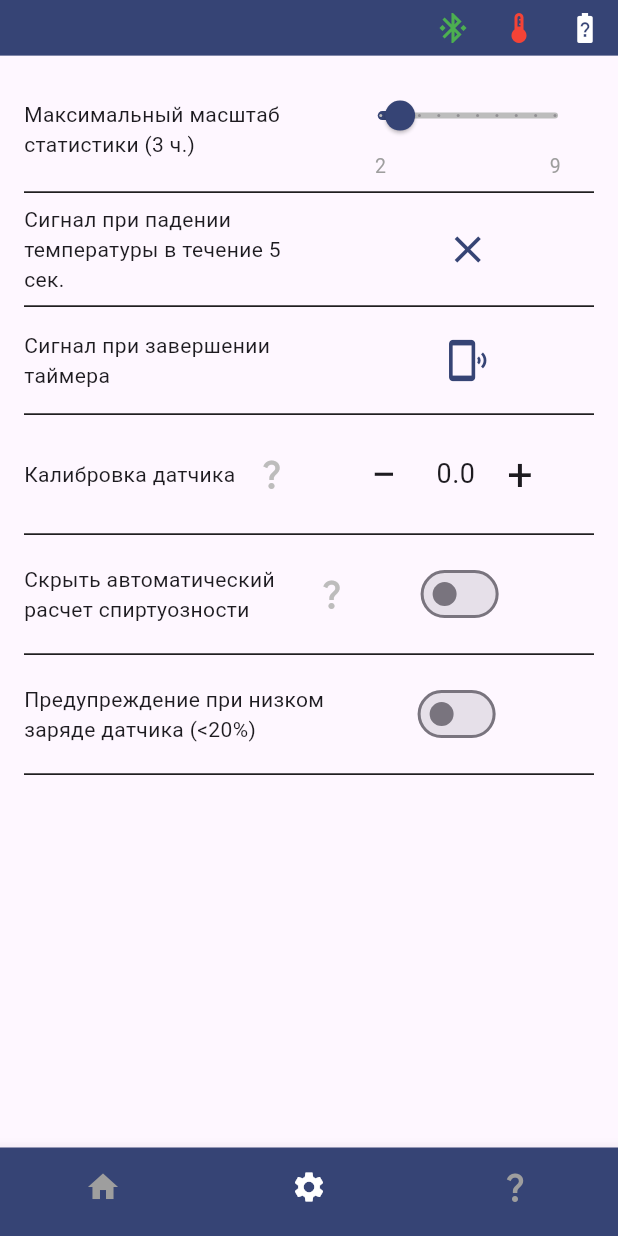
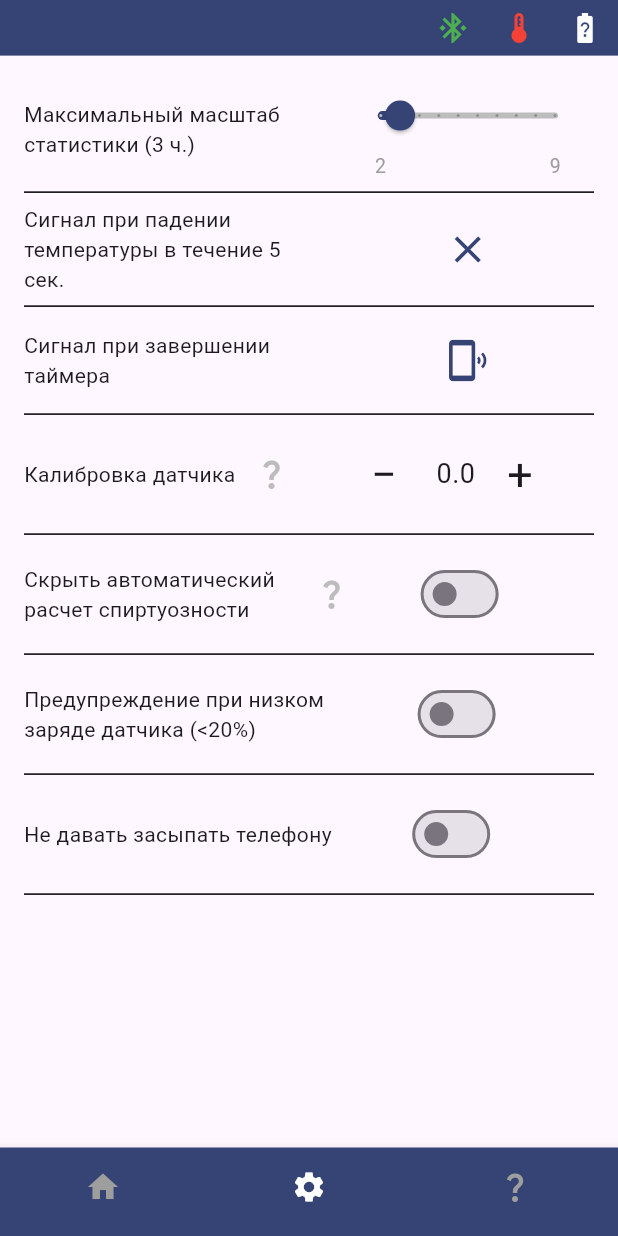
Before and after one commit to AI-devices/thermo, a Flutter app: the screen it shows after launch, item 2 of the bottom bar chosen, on a phone screen of 412 x 824 dp. Run offline on Flutter 3.47's test engine with Material 3 defaults, Android fonts, the phone set to English and light mode, and no system bars; our stand-ins replace audioplayers, circular_countdown_timer, fl_chart, flutter_blue_plus, flutter_svg, mask_text_input_formatter and 3 more.

Commit message:
add wakelock setting

```diff
--- a/lib/components/settings.dart
+++ b/lib/components/settings.dart
@@ -30,6 +30,7 @@ abstract class Settings {
   static late bool hidePercentSpiritWidget;
   static VoidCallback? hidePercentSpiritWidgetChanged;
   static late Map<String, dynamic> alarmLowBatteryCharge;
+  static late bool wakelock;
 
   static bool vibrationIsSupported = false;
 
--- a/lib/main.dart
+++ b/lib/main.dart
@@ -21,6 +21,7 @@ void main() async {
   Settings.calibrationSensor = await dataProvider.getCalibrationSensor();
   Settings.hidePercentSpiritWidget = await dataProvider.getHidePercentSpiritWidget();
   Settings.alarmLowBatteryCharge = await dataProvider.getAlarmLowBatteryCharge();
+  Settings.wakelock = await dataProvider.getWakelock();
 
   runApp(const MyApp());
 }
--- a/lib/widgets/additional_screens/settings_widget.dart
+++ b/lib/widgets/additional_screens/settings_widget.dart
@@ -6,6 +6,7 @@ import 'package:thermo/components/helper.dart';
 import 'package:thermo/components/notifier.dart';
 import 'package:thermo/components/settings.dart';
 import 'package:thermo/components/styles.dart';
+import 'package:wakelock_plus/wakelock_plus.dart';
 
 class SettingsWidget extends StatefulWidget {
   const SettingsWidget({Key? key}) : super(key: key);
@@ -113,6 +114,13 @@ class _SettingsWidgetState extends State<SettingsWidget> {
     setState(() {});
   }
 
+  void changeWakelock(bool value) {
+    Settings.wakelock = value;
+    _dataProvider.setWakelock();
+    value == true ? WakelockPlus.enable() : WakelockPlus.disable();
+    setState(() {});
+  }
+
   @override
   Widget build(BuildContext context) {
     return Scaffold(
@@ -131,6 +139,8 @@ class _SettingsWidgetState extends State<SettingsWidget> {
             _percentSpirit(),
             const Divider(color: Colors.black),
             _alarmLowBatteryCharge(),
+            const Divider(color: Colors.black),
+            _wakelock(),
             const Divider(color: Colors.black),
           ],
         ),
@@ -335,4 +345,31 @@ class _SettingsWidgetState extends State<SettingsWidget> {
       ),
     );
   }
+
+  Padding _wakelock() {
+    return Padding(
+      padding: const EdgeInsets.symmetric(vertical: 8.0),
+      child: Row(
+        children: [
+          const Flexible(
+            flex: 7,
+            child: Text('Не давать засыпать телефону')
+          ),
+          const SizedBox(width: 10),
+          Flexible(
+            flex: 5,
+            child: Center(
+              child: Padding(
+                padding: const EdgeInsets.only(right: 15),
+                child: Switch(
+                  value: Settings.wakelock,
+                  onChanged: (value) => changeWakelock(value),
+                ),
+              ),
+            )
+          )
+        ],
+      ),
+    );
+  }
 }
--- a/pubspec.yaml
+++ b/pubspec.yaml
@@ -15,7 +15,7 @@ publish_to: 'none' # Remove this line if you wish to publish to pub.dev
 # In iOS, build-name is used as CFBundleShortVersionString while build-number used as CFBundleVersion.
 # Read more about iOS versioning at
 # https://developer.apple.com/library/archive/documentation/General/Reference/InfoPlistKeyReference/Articles/CoreFoundationKeys.html
-version: 1.3.1+8
+version: 1.5.0+10
 
 environment:
   sdk: ">=3.2.3 <4.0.0"
@@ -39,6 +39,7 @@ dependencies:
   audioplayers: ^5.2.0
   fl_chart: ^0.64.0
   flutter_svg: ^2.0.9
+  wakelock_plus: ^1.1.4
 
 dev_dependencies:
   flutter_test:
```
Also changed, not shown: lib/components/data_provider.dart (+8 -0 lines), lib/widgets/main_screen/widgets/monitoring_widget.dart (+7 -0 lines), pubspec.lock, 1 other file.
